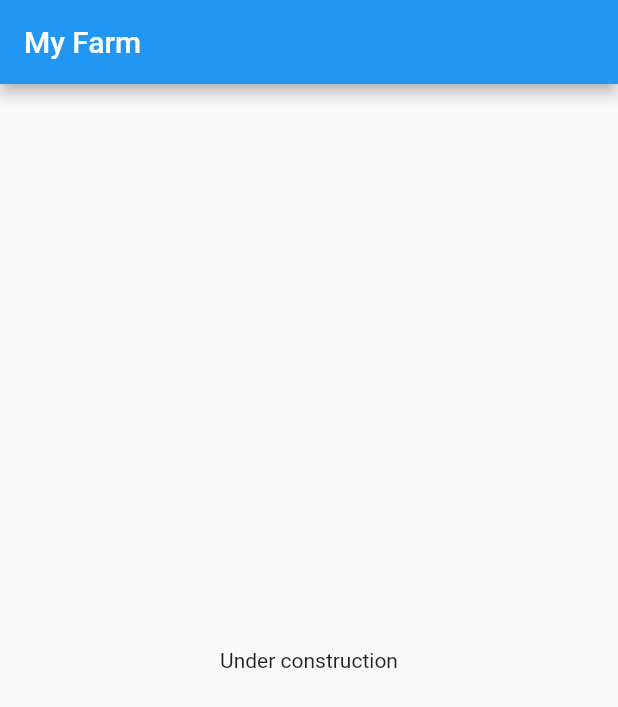
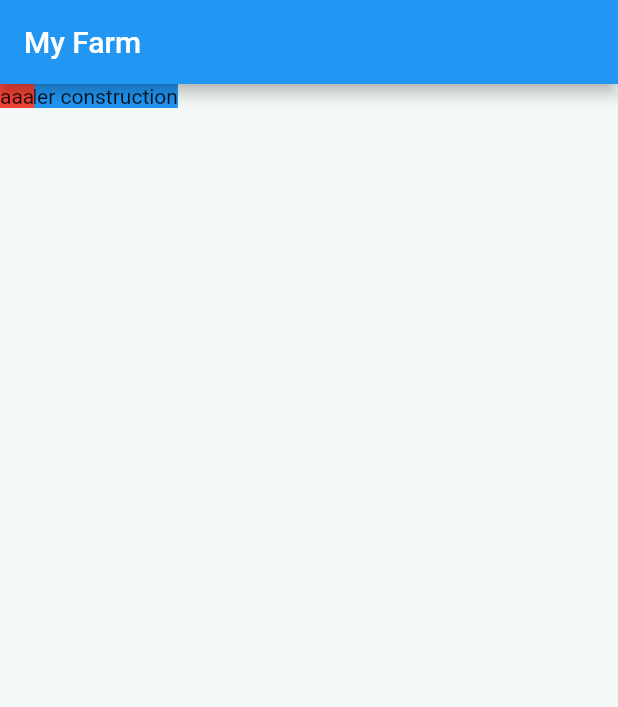
Before and after one commit to mossnana/my_farm_mobile, a Flutter app: the screen it shows after launch, on a phone screen of 412 x 824 dp. Shown: the top 707 px of the screen. Run offline on Flutter 3.47's test engine with Material 2 defaults, Android fonts, the light colour scheme and no system bars; our stand-ins replace hooks_riverpod.

Commit message:
New dashboard page

```diff
--- a/lib/app.dart
+++ b/lib/app.dart
@@ -1,6 +1,7 @@
 import 'package:flutter/material.dart';
 
-import 'package:my_farm/config/app.dart' as app_config;
+import 'config/app.dart' as app_config;
+import 'pages/dashboard/view/dashboard_view.dart';
 
 class App extends StatelessWidget {
   final Widget appTitle = const Text(app_config.appName);
@@ -13,7 +14,7 @@ class App extends StatelessWidget {
       home: Scaffold(
         appBar: AppBar(title: appTitle),
         body: const Center(
-          child: Text('Under construction'),
+          child: DashboardView(),
         ),
       ),
     );
--- /dev/null
+++ b/lib/helper/context.dart
@@ -0,0 +1,9 @@
+import 'package:flutter/widgets.dart';
+
+double getScreenWidth(BuildContext context) {
+  return MediaQuery.of(context).size.width;
+}
+
+double getScreenHeight(BuildContext context) {
+  return MediaQuery.of(context).size.height;
+}
--- /dev/null
+++ b/lib/pages/dashboard/view/dashboard_view.dart
@@ -0,0 +1,25 @@
+import 'package:flutter/material.dart';
+import 'package:flutter/widgets.dart';
+
+import '../widgets/background.dart';
+
+class DashboardView extends StatelessWidget {
+  const DashboardView({Key? key}) : super(key: key);
+
+  @override
+  Widget build(BuildContext context) {
+    return Stack(
+      children: [
+        const DashboardBackground(),
+        Container(
+          color: Colors.blue,
+          child: const Text('Under construction'),
+        ),
+        Container(
+          color: Colors.red,
+          child: const Text('aaa'),
+        ),
+      ],
+    );
+  }
+}
--- /dev/null
+++ b/lib/pages/dashboard/widgets/app_bar.dart
@@ -0,0 +1,16 @@
+import 'package:flutter/material.dart';
+import 'package:flutter/widgets.dart';
+
+class DashboardAppBar extends StatelessWidget {
+  const DashboardAppBar({Key? key}) : super(key: key);
+
+  @override
+  Widget build(BuildContext context) {
+    return const SliverAppBar(
+      floating: true,
+      snap: true,
+      title: Text('TODO'),
+      centerTitle: false,
+    );
+  }
+}
--- /dev/null
+++ b/lib/pages/dashboard/widgets/background.dart
@@ -0,0 +1,21 @@
+import 'package:flutter/widgets.dart';
+
+import '../../../helper/context.dart';
+
+class DashboardBackground extends StatelessWidget {
+  const DashboardBackground({Key? key}) : super(key: key);
+
+  @override
+  Widget build(BuildContext context) {
+    return Align(
+      alignment: const AlignmentDirectional(0, 0),
+      child: Container(
+        width: getScreenWidth(context),
+        height: getScreenHeight(context),
+        decoration: const BoxDecoration(
+          color: Color(0xFFF4F8F9),
+        ),
+      ),
+    );
+  }
+}
```
